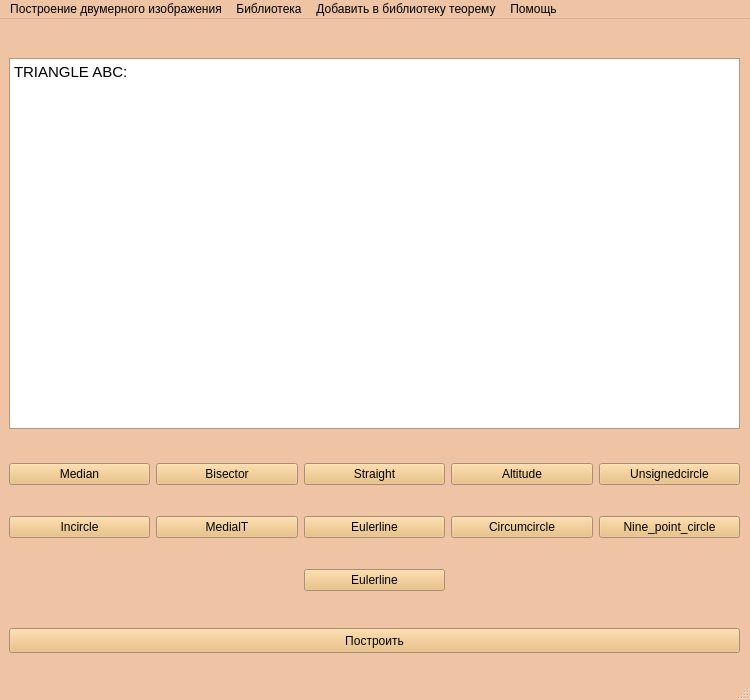
This is untitled.ui in Strawberry-Ann/geometric as Qt 5 draws it before an edit. The edited form follows.
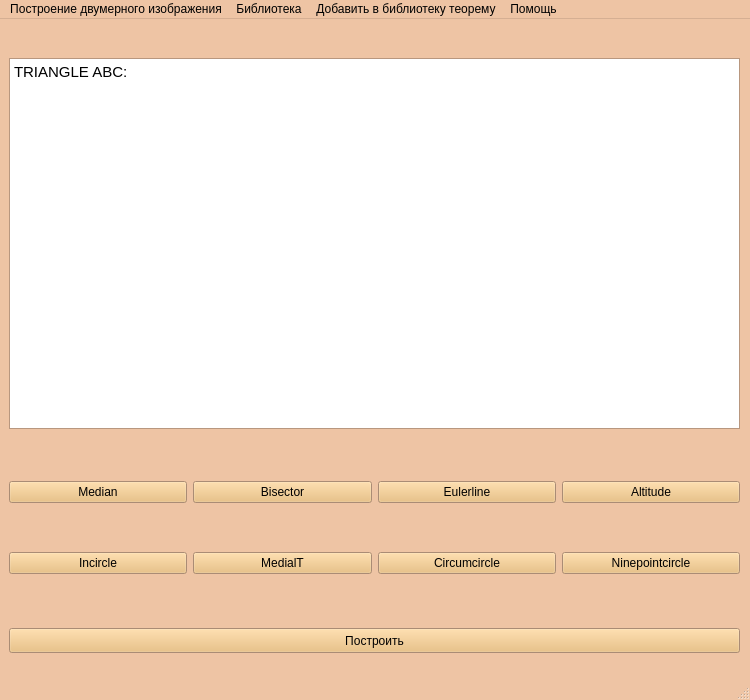
This is the edited form.

Commit message: убраны ненужные кнопки на форме

```diff
--- a/untitled.ui
+++ b/untitled.ui
@@ -469,16 +469,6 @@
         </rect>
        </property>
        <layout class="QGridLayout" name="gridLayout">
-        <item row="1" column="4">
-         <widget class="QPushButton" name="pushButton_11">
-          <property name="text">
-           <string>Circumcircle</string>
-          </property>
-          <attribute name="buttonGroup">
-           <string notr="true">clava</string>
-          </attribute>
-         </widget>
-        </item>
         <item row="1" column="2">
          <widget class="QPushButton" name="pushButton_5">
           <property name="text">
@@ -499,26 +489,6 @@
           </attribute>
          </widget>
         </item>
-        <item row="1" column="3">
-         <widget class="QPushButton" name="pushButton_8">
-          <property name="text">
-           <string>Eulerline</string>
-          </property>
-          <attribute name="buttonGroup">
-           <string notr="true">clava</string>
-          </attribute>
-         </widget>
-        </item>
-        <item row="0" column="3">
-         <widget class="QPushButton" name="pushButton_7">
-          <property name="text">
-           <string>Straight</string>
-          </property>
-          <attribute name="buttonGroup">
-           <string notr="true">clava</string>
-          </attribute>
-         </widget>
-        </item>
         <item row="0" column="1">
          <widget class="QPushButton" name="pushButton">
           <property name="text">
@@ -529,16 +499,6 @@
           </attribute>
          </widget>
         </item>
-        <item row="1" column="5">
-         <widget class="QPushButton" name="pushButton_14">
-          <property name="text">
-           <string>Nine_point_circle</string>
-          </property>
-          <attribute name="buttonGroup">
-           <string notr="true">clava</string>
-          </attribute>
-         </widget>
-        </item>
         <item row="0" column="4">
          <widget class="QPushButton" name="pushButton_10">
           <property name="text">
@@ -559,18 +519,8 @@
           </attribute>
          </widget>
         </item>
-        <item row="0" column="5">
-         <widget class="QPushButton" name="pushButton_9">
-          <property name="text">
-           <string>Unsignedcircle</string>
-          </property>
-          <attribute name="buttonGroup">
-           <string notr="true">clava</string>
-          </attribute>
-         </widget>
-        </item>
-        <item row="2" column="3">
-         <widget class="QPushButton" name="pushButton_3">
+        <item row="0" column="3">
+         <widget class="QPushButton" name="add_eulerline">
           <property name="text">
            <string>Eulerline</string>
           </property>
@@ -579,6 +529,26 @@
           </attribute>
          </widget>
         </item>
+        <item row="1" column="3">
+         <widget class="QPushButton" name="add_cicumcircle">
+          <property name="text">
+           <string>Circumcircle</string>
+          </property>
+          <attribute name="buttonGroup">
+           <string notr="true">clava</string>
+          </attribute>
+         </widget>
+        </item>
+        <item row="1" column="4">
+         <widget class="QPushButton" name="add_ninepointcircle">
+          <property name="text">
+           <string>Ninepointcircle</string>
+          </property>
+          <attribute name="buttonGroup">
+           <string notr="true">clava</string>
+          </attribute>
+         </widget>
+        </item>
        </layout>
       </widget>
       <widget class="QTextEdit" name="textEdit">
```
Left out of the diff: 10 changed lines with no effect on the pictures. The commit also changes 1 other file.
